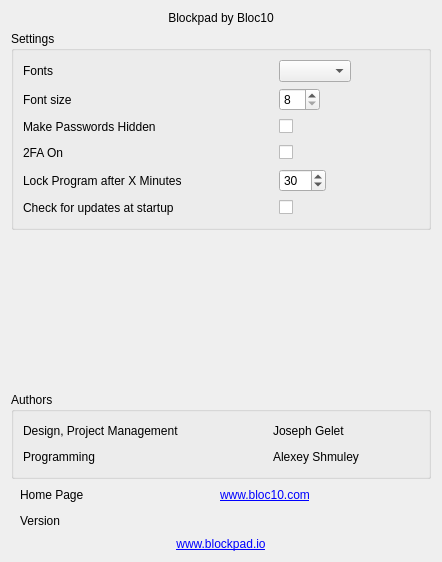
The window that settingswgt.ui (Bloc10FinTech/blockpad) describes before a commit, drawn with Qt 5.
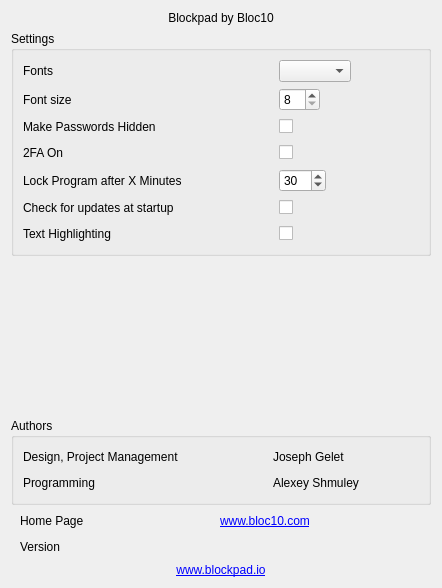
The same window after the commit.

Commit message: add to settings on/off highlighting text + bug fix

```diff
--- a/settingswgt.ui
+++ b/settingswgt.ui
@@ -7,7 +7,7 @@
     <x>0</x>
     <y>0</y>
     <width>442</width>
-    <height>522</height>
+    <height>550</height>
    </rect>
   </property>
   <property name="windowTitle">
@@ -356,6 +356,55 @@
         </item>
        </layout>
       </item>
+      <item>
+       <layout class="QHBoxLayout" name="horizontalLayout_12">
+        <item>
+         <widget class="QLabel" name="labelHighlitingCode">
+          <property name="sizePolicy">
+           <sizepolicy hsizetype="Preferred" vsizetype="Preferred">
+            <horstretch>0</horstretch>
+            <verstretch>0</verstretch>
+           </sizepolicy>
+          </property>
+          <property name="minimumSize">
+           <size>
+            <width>250</width>
+            <height>0</height>
+           </size>
+          </property>
+          <property name="maximumSize">
+           <size>
+            <width>16777215</width>
+            <height>16777215</height>
+           </size>
+          </property>
+          <property name="text">
+           <string>Text Highlighting</string>
+          </property>
+         </widget>
+        </item>
+        <item>
+         <widget class="QCheckBox" name="checkBoxHighlightingCode">
+          <property name="text">
+           <string/>
+          </property>
+         </widget>
+        </item>
+        <item>
+         <spacer name="horizontalSpacer_16">
+          <property name="orientation">
+           <enum>Qt::Horizontal</enum>
+          </property>
+          <property name="sizeHint" stdset="0">
+           <size>
+            <width>40</width>
+            <height>20</height>
+           </size>
+          </property>
+         </spacer>
+        </item>
+       </layout>
+      </item>
      </layout>
     </widget>
    </item>
```
The commit also changes 9 other files.
